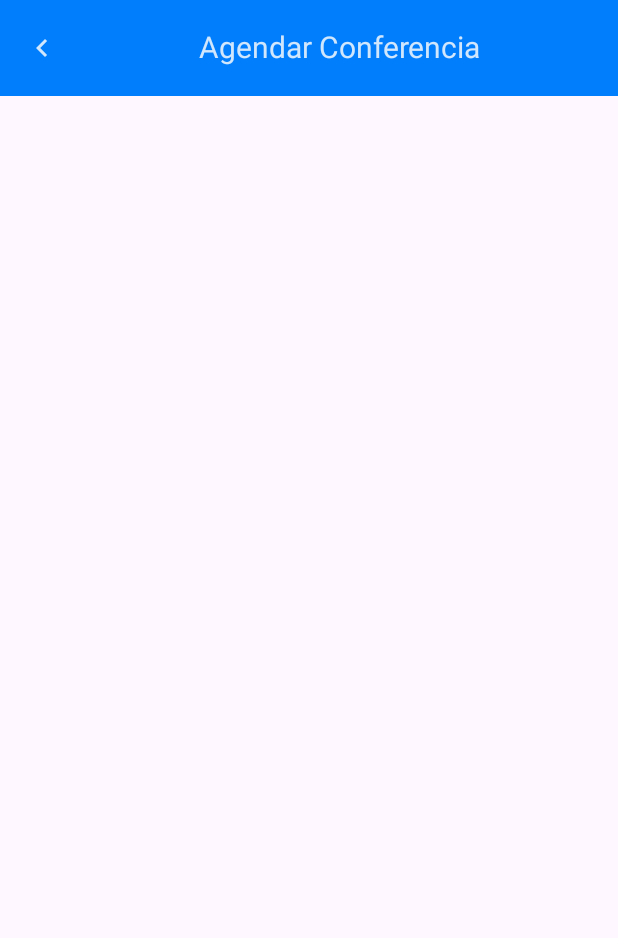
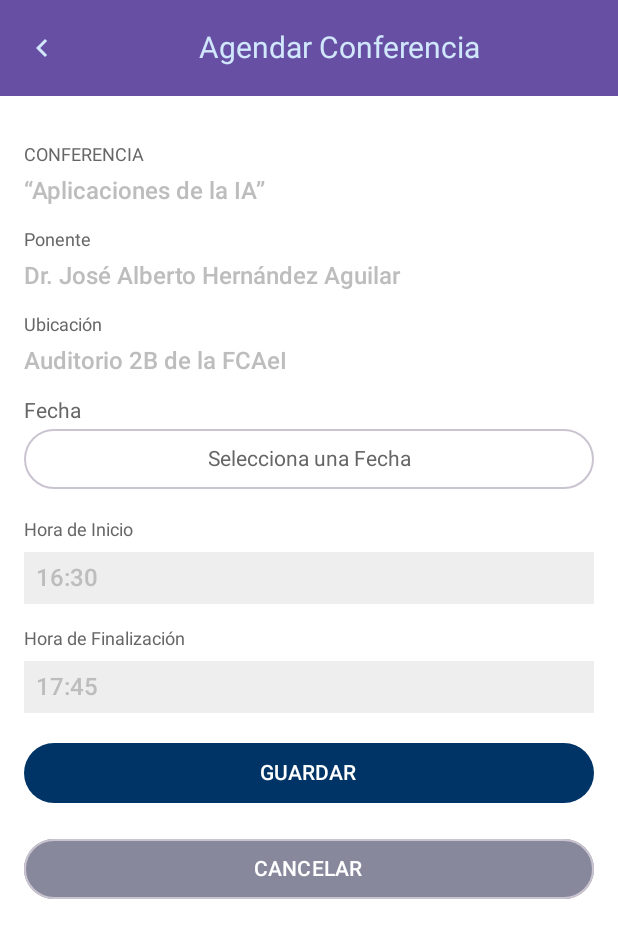
Before and after one commit to elizabeth-arevalo/ChecaTuHorario, an Android app built with Jetpack Compose: the @Preview function ConferenceScreenPreview, on a phone screen of 412 x 824 dp. Shown: the top 938 px of the screen. Run offline under Robolectric (Android 15) with nearby library versions, the phone set to English and light mode, and no system bars.

Commit message:
Creación de componentes y pantalla para "Agregar Conferencia"

```diff
--- a/app/src/main/java/com/example/checatuhorario/ConferenceScreen.kt
+++ b/app/src/main/java/com/example/checatuhorario/ConferenceScreen.kt
@@ -1,15 +1,22 @@
 package com.example.checatuhorario
 
+import androidx.compose.foundation.background
 import androidx.compose.foundation.clickable
 import androidx.compose.foundation.layout.Arrangement
+import androidx.compose.foundation.layout.Box
 import androidx.compose.foundation.layout.Column
 import androidx.compose.foundation.layout.Row
+import androidx.compose.foundation.layout.Spacer
+import androidx.compose.foundation.layout.fillMaxSize
 import androidx.compose.foundation.layout.fillMaxWidth
+import androidx.compose.foundation.layout.height
 import androidx.compose.foundation.layout.padding
+import androidx.compose.foundation.lazy.LazyColumn
 import androidx.compose.material.icons.Icons
 import androidx.compose.material.icons.automirrored.filled.KeyboardArrowLeft
 import androidx.compose.material3.ExperimentalMaterial3Api
 import androidx.compose.material3.Icon
+import androidx.compose.material3.MaterialTheme
 import androidx.compose.material3.Scaffold
 import androidx.compose.material3.Text
 import androidx.compose.material3.TopAppBar
@@ -17,15 +24,21 @@ import androidx.compose.material3.TopAppBarDefaults
 import androidx.compose.runtime.Composable
 import androidx.compose.ui.Alignment
 import androidx.compose.ui.Modifier
+import androidx.compose.ui.graphics.Color
 import androidx.compose.ui.text.TextStyle
+import androidx.compose.ui.text.font.FontWeight
 import androidx.compose.ui.text.style.TextAlign
 import androidx.compose.ui.tooling.preview.Preview
+import androidx.compose.ui.unit.dp
 import androidx.compose.ui.unit.sp
 import androidx.navigation.NavHostController
 import androidx.navigation.compose.rememberNavController
 import com.example.checatuhorario.navigation.AppScreens
 import com.example.checatuhorario.ui.theme.blue80
-import com.example.checatuhorario.ui.theme.blueL40
+import com.example.checatuhorario.utils.ActionButtons
+import com.example.checatuhorario.utils.DateSection
+import com.example.checatuhorario.utils.InfoSection
+import com.example.checatuhorario.utils.TimeSection
 
 @OptIn(ExperimentalMaterial3Api::class)
 @Composable
@@ -33,11 +46,13 @@ fun ConferenceScreen(navController: NavHostController){
     Scaffold(
         topBar = {
             TopAppBar(colors = TopAppBarDefaults.topAppBarColors(
-                containerColor = blueL40,
+                containerColor = MaterialTheme.colorScheme.primary,
                 titleContentColor = blue80,
             ),
                 title = {
-                    Row(modifier = Modifier.fillMaxWidth().fillMaxWidth()) {
+                    Row(modifier = Modifier
+                        .fillMaxWidth()
+                        .fillMaxWidth()) {
                         Icon(imageVector = Icons.AutoMirrored.Filled.KeyboardArrowLeft, contentDescription = "Regresar a Home",
                             Modifier.clickable {
                                 navController.popBackStack() // Se limpia el stack de navegacion
@@ -60,11 +75,36 @@ fun ConferenceScreen(navController: NavHostController){
         Column(
             modifier = Modifier
                 .padding(innerPadding)
-                .fillMaxWidth(),
+                .fillMaxSize(),
             horizontalAlignment = Alignment.CenterHorizontally,
             verticalArrangement = Arrangement.Top
         ) {
+            NewConference()
+        }
+    }
+}
 
+@Composable
+fun NewConference() {
+    LazyColumn(
+        modifier = Modifier
+            .fillMaxSize()
+            .background(Color.White)
+            .padding(16.dp)
+    ) {
+        item {
+            Spacer(modifier = Modifier.height(16.dp))
+
+            InfoSection(title = "CONFERENCIA", content = "“Aplicaciones de la IA”")
+            InfoSection(title = "Ponente", content = "Dr. José Alberto Hernández Aguilar")
+            InfoSection(title = "Ubicación", content = "Auditorio 2B de la FCAeI")
+            DateSection()
+            Spacer(modifier = Modifier.height(16.dp))
+            TimeSection()
+
+            Spacer(modifier = Modifier.height(16.dp))
+
+            ActionButtons()
         }
     }
 }
--- /dev/null
+++ b/app/src/main/java/com/example/checatuhorario/utils/ConferenceComponents.kt
@@ -0,0 +1,219 @@
+package com.example.checatuhorario.utils
+
+import android.app.TimePickerDialog
+import androidx.compose.foundation.background
+import androidx.compose.foundation.clickable
+import androidx.compose.foundation.layout.Column
+import androidx.compose.runtime.Composable
+import androidx.compose.foundation.layout.*
+import androidx.compose.material.icons.Icons
+import androidx.compose.material.icons.filled.ArrowDropDown
+import androidx.compose.material.icons.filled.KeyboardArrowUp
+import androidx.compose.material3.*
+import androidx.compose.runtime.getValue
+import androidx.compose.runtime.mutableStateOf
+import androidx.compose.runtime.remember
+import androidx.compose.runtime.saveable.rememberSaveable
+import androidx.compose.runtime.setValue
+import androidx.compose.ui.Alignment
+import androidx.compose.ui.Modifier
+import androidx.compose.ui.graphics.Color
+import androidx.compose.ui.platform.LocalContext
+import androidx.compose.ui.text.TextStyle
+import androidx.compose.ui.text.font.FontWeight
+import androidx.compose.ui.tooling.preview.Preview
+import androidx.compose.ui.unit.dp
+import androidx.compose.ui.unit.sp
+import com.example.checatuhorario.CalendarUiModel
+import java.time.Instant
+import java.time.ZoneId
+import java.util.Calendar
+
+
+@Composable
+fun InfoSection(title: String, content: String) {
+    Column(modifier = Modifier.fillMaxWidth()) {
+        Text(
+            text = title,
+            style = TextStyle(
+                color = Color(0xFF666666),
+                fontSize = 12.sp,
+                fontWeight = FontWeight.Normal
+            )
+        )
+        Spacer(modifier = Modifier.height(8.dp))
+        Text(
+            text = content,
+            style = TextStyle(
+                color = Color(0xFFBDBDBD),
+                fontSize = 16.sp,
+                fontWeight = FontWeight.Medium
+            )
+        )
+        Spacer(modifier = Modifier.height(16.dp))
+    }
+}
+
+
+@OptIn(ExperimentalMaterial3Api::class)
+@Composable
+fun DateSection() {
+
+    val state = rememberDatePickerState()
+    var showDialog by remember {
+        mutableStateOf(false)
+    }
+    Column {
+        Text(
+            text = "Fecha",
+            style = TextStyle(
+                color = Color(0xFF666666))
+        )
+        OutlinedButton(onClick = { showDialog=true },
+            modifier = Modifier.fillMaxWidth()
+        ) {
+            Text(
+                text = "Selecciona una Fecha",
+                style = TextStyle(
+                    color = Color(0xFF666666))
+            )
+        }
+        if (showDialog){
+            DatePickerDialog(
+                onDismissRequest = { showDialog = false },
+                confirmButton = {
+                    Button(onClick = { showDialog = false }) {
+                        Text(text = "Confirmar")
+                    } },
+                dismissButton = {
+                    OutlinedButton(onClick = { showDialog = false }) {
+                        Text(text = "Cancelar")
+                    }
+                }
+            ) {
+                DatePicker(state = state)
+            }
+        }
+        val date =state.selectedDateMillis
+        date?.let {
+            val localDate = Instant.ofEpochMilli(it).atZone(ZoneId.of("utc")).toLocalDate()
+            Text(text = "Fecha seleccionada: ${localDate.dayOfMonth}/${localDate.month}/${localDate.year}")
+        }
+    }
+}
+
+
+@Preview(showBackground = true)
+@Composable
+fun DateSectionPreview(){
+    DateSection()
+}
+
+
+
+// Seccion para seleccionar la hora de inicio y cierre de una conferencia
+@Composable
+fun TimeSection() {
+    val context = LocalContext.current
+    val calendar = Calendar.getInstance()
+    val initialHour = calendar.get(Calendar.HOUR_OF_DAY)
+    val initialMinute = calendar.get(Calendar.MINUTE)
+
+    var startTime by remember { mutableStateOf("16:30") }
+    var endTime by remember { mutableStateOf("17:45") }
+
+    val startTimePickerDialog = TimePickerDialog(
+        context,
+        { _, hour: Int, minute: Int ->
+            startTime = String.format("%02d:%02d", hour, minute)
+        }, initialHour, initialMinute, true
+    )
+
+    val endTimePickerDialog = TimePickerDialog(
+        context,
+        { _, hour: Int, minute: Int ->
+            endTime = String.format("%02d:%02d", hour, minute)
+        }, initialHour, initialMinute, true
+    )
+
+    Column(modifier = Modifier.fillMaxWidth()) {
+        Text(
+            text = "Hora de Inicio",
+            style = TextStyle(
+                color = Color(0xFF666666),
+                fontSize = 12.sp,
+                fontWeight = FontWeight.Normal
+            )
+        )
+        Spacer(modifier = Modifier.height(8.dp))
+        Text(
+            text = startTime,
+            modifier = Modifier
+                .fillMaxWidth()
+                .background(Color(0xFFEEEEEE))
+                .padding(8.dp)
+                .clickable { startTimePickerDialog.show() },
+            style = TextStyle(
+                color = Color(0xFFBDBDBD),
+                fontSize = 16.sp,
+                fontWeight = FontWeight.Medium
+            )
+        )
+        Spacer(modifier = Modifier.height(16.dp))
+
+        Text(
+            text = "Hora de Finalización",
+            style = TextStyle(
+                color = Color(0xFF666666),
+                fontSize = 12.sp,
+                fontWeight = FontWeight.Normal
+            )
+        )
+        Spacer(modifier = Modifier.height(8.dp))
+        Text(
+            text = endTime,
+            modifier = Modifier
+                .fillMaxWidth()
+                .background(Color(0xFFEEEEEE))
+                .padding(8.dp)
+                .clickable { endTimePickerDialog.show() },
+            style = TextStyle(
+                color = Color(0xFFBDBDBD),
+                fontSize = 16.sp,
+                fontWeight = FontWeight.Medium
+            )
+        )
+    }
+}
+
+@Composable
+fun ActionButtons() {
+    Column(
+        horizontalAlignment = Alignment.CenterHorizontally,
+        modifier = Modifier.fillMaxWidth()
+    ) {
+        Button(
+            onClick = { /*TODO*/ },
+            colors = ButtonDefaults.buttonColors(
+                containerColor = Color(0xFF003466),
+                contentColor = Color.White
+            ),
+            modifier = Modifier.fillMaxWidth()
+        ) {
+            Text(text = "GUARDAR")
+        }
+
+        Spacer(modifier = Modifier.height(16.dp))
+
+        OutlinedButton(
+            onClick = { /*TODO*/ },
+            colors = ButtonDefaults.buttonColors(
+                containerColor = Color(0xFF88889D),
+                contentColor = Color.White
+            ),
+            modifier = Modifier.fillMaxWidth()
+        ) {
+            Text(text = "CANCELAR")
+        }
+    }
+}
```
